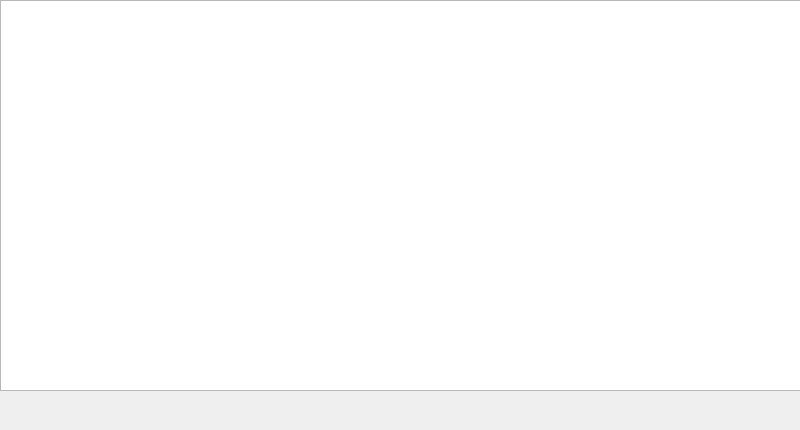
The window that variables.ui (burlrice/ResMark-OPCUA-python-demo) describes before a commit, drawn with Qt 5.
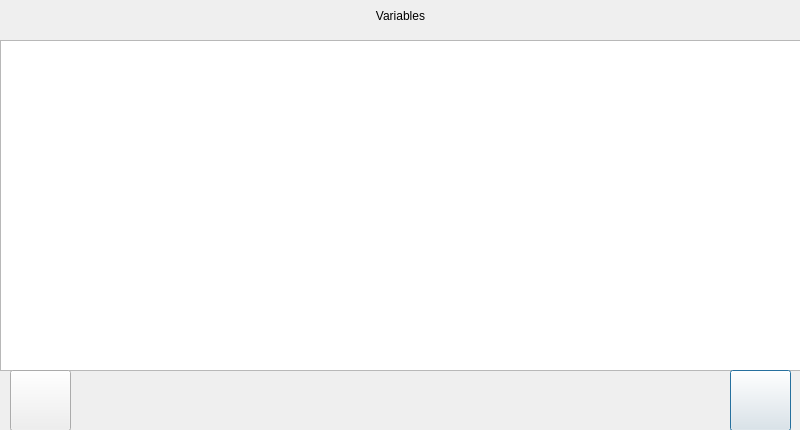
The same window after the commit. Icons and pictures are not drawn.

Patch:
```diff
--- a/variables.ui
+++ b/variables.ui
@@ -17,12 +17,74 @@
    <property name="geometry">
     <rect>
      <x>0</x>
-     <y>0</y>
+     <y>40</y>
      <width>801</width>
-     <height>391</height>
+     <height>331</height>
     </rect>
    </property>
   </widget>
+  <widget class="QLabel" name="label">
+   <property name="geometry">
+    <rect>
+     <x>280</x>
+     <y>0</y>
+     <width>241</width>
+     <height>31</height>
+    </rect>
+   </property>
+   <property name="text">
+    <string>Variables</string>
+   </property>
+   <property name="alignment">
+    <set>Qt::AlignCenter</set>
+   </property>
+  </widget>
+  <widget class="QPushButton" name="start">
+   <property name="geometry">
+    <rect>
+     <x>730</x>
+     <y>370</y>
+     <width>61</width>
+     <height>61</height>
+    </rect>
+   </property>
+   <property name="text">
+    <string/>
+   </property>
+   <property name="icon">
+    <iconset>
+     <normaloff>resources/play.png</normaloff>resources/play.png</iconset>
+   </property>
+   <property name="iconSize">
+    <size>
+     <width>48</width>
+     <height>48</height>
+    </size>
+   </property>
+  </widget>
+  <widget class="QPushButton" name="cancel">
+   <property name="geometry">
+    <rect>
+     <x>10</x>
+     <y>370</y>
+     <width>61</width>
+     <height>61</height>
+    </rect>
+   </property>
+   <property name="text">
+    <string/>
+   </property>
+   <property name="icon">
+    <iconset>
+     <normaloff>resources/back.png</normaloff>resources/back.png</iconset>
+   </property>
+   <property name="iconSize">
+    <size>
+     <width>48</width>
+     <height>48</height>
+    </size>
+   </property>
+  </widget>
  </widget>
  <resources/>
  <connections/>
```
